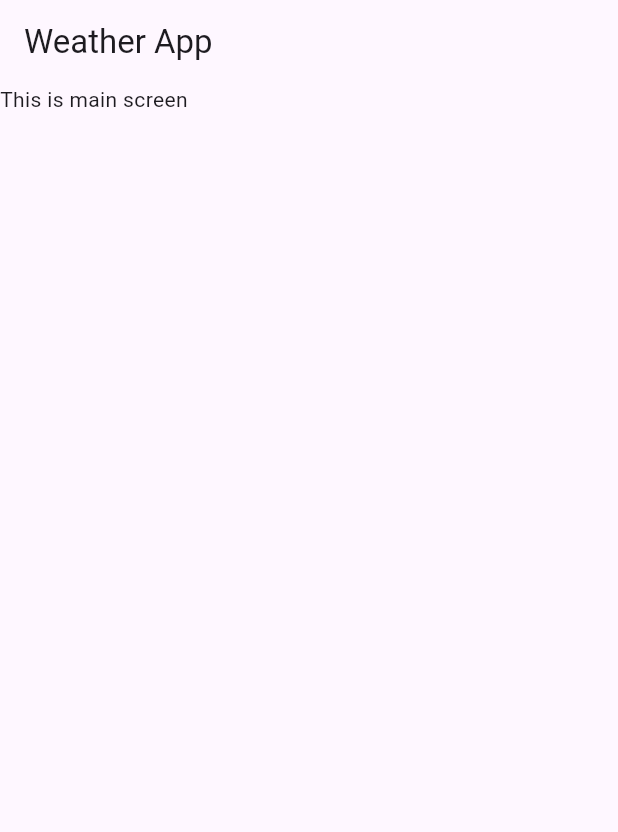
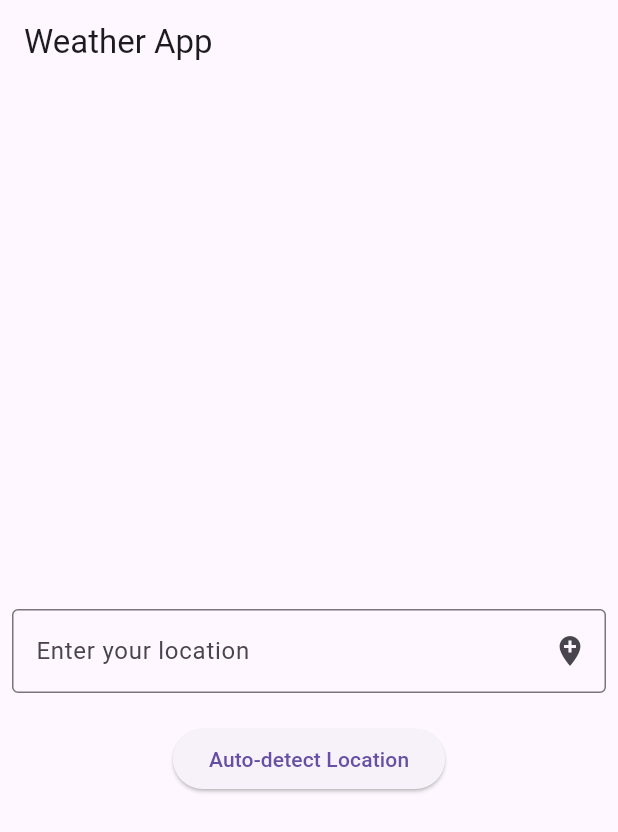
Before and after one commit to SunwooDua/MAD-project-2, a Flutter app: the screen it shows after launch, on a phone screen of 412 x 824 dp. Shown: the top 832 px of the screen. Run offline on Flutter 3.47's test engine with Material 3 defaults, Android fonts, the phone set to English and light mode, and no system bars; our stand-ins replace firebase_core; accounts and stored records are empty.

Commit message:
basic ui + permisssion

```diff
--- a/lib/screens/main_screen.dart
+++ b/lib/screens/main_screen.dart
@@ -8,11 +8,52 @@ class MainScreen extends StatefulWidget {
 }
 
 class _MainScreenState extends State<MainScreen> {
+  final TextEditingController _locationController = TextEditingController();
+  String location = '';
+
   @override
   Widget build(BuildContext context) {
     return Scaffold(
       appBar: AppBar(title: Text('Weather App')),
-      body: Column(children: [Text("This is main screen")]),
+      body: Padding(
+        padding: const EdgeInsets.all(8.0),
+        child: Column(
+          mainAxisAlignment: MainAxisAlignment.center,
+          crossAxisAlignment: CrossAxisAlignment.end,
+          children: [
+            Container(
+              child: Center(
+                child: Text(location, style: TextStyle(fontSize: 25)),
+              ),
+            ),
+            SizedBox(height: 20),
+            TextField(
+              controller: _locationController,
+              decoration: InputDecoration(
+                labelText: 'Enter your location',
+                border: OutlineInputBorder(), // border
+                suffixIcon: IconButton(
+                  // button to enter location
+                  onPressed: () {
+                    //update location manually when push button
+                    setState(() {
+                      location = _locationController.text;
+                    });
+                  },
+                  icon: Icon(Icons.add_location),
+                ),
+              ),
+            ),
+            SizedBox(height: 20),
+            Center(
+              child: ElevatedButton(
+                onPressed: () {},
+                child: Text('Auto-detect Location'),
+              ),
+            ),
+          ],
+        ),
+      ),
     );
   }
 }
--- a/pubspec.yaml
+++ b/pubspec.yaml
@@ -35,6 +35,7 @@ dependencies:
   # The following adds the Cupertino Icons font to your application.
   # Use with the CupertinoIcons class for iOS style icons.
   cupertino_icons: ^1.0.8
+  geolocator: ^14.0.0
 
 dev_dependencies:
   flutter_test:
```
Also changed, not shown: firebase.json (added), lib/firebase_options.dart (added), pubspec.lock, 7 other files.
